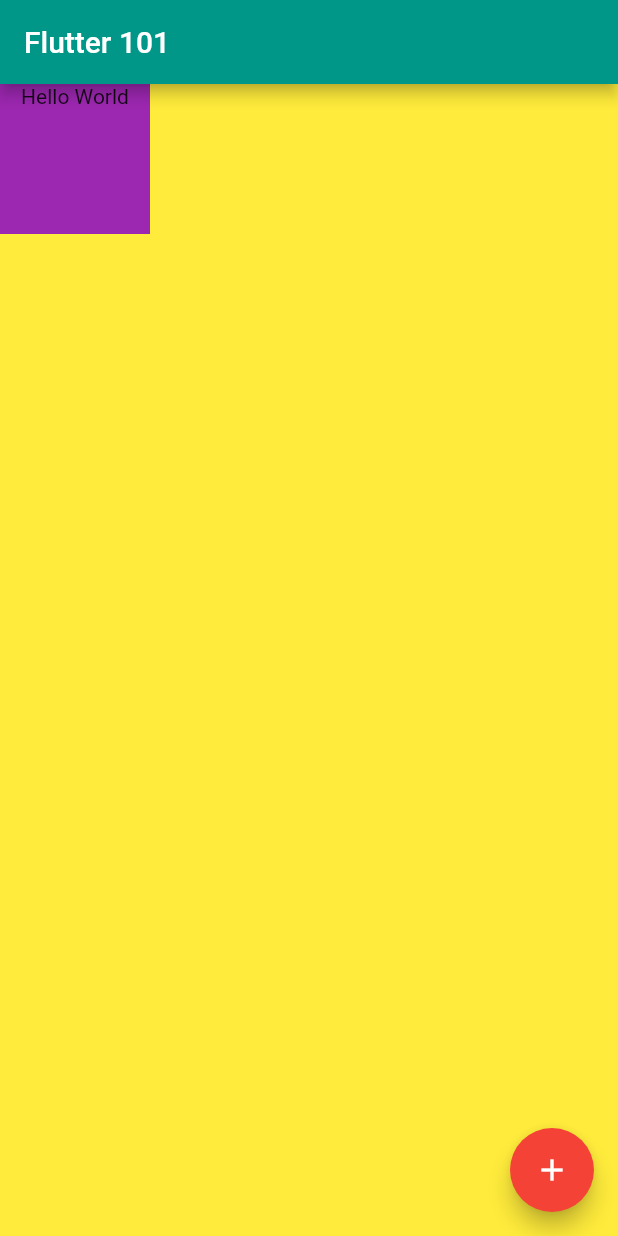
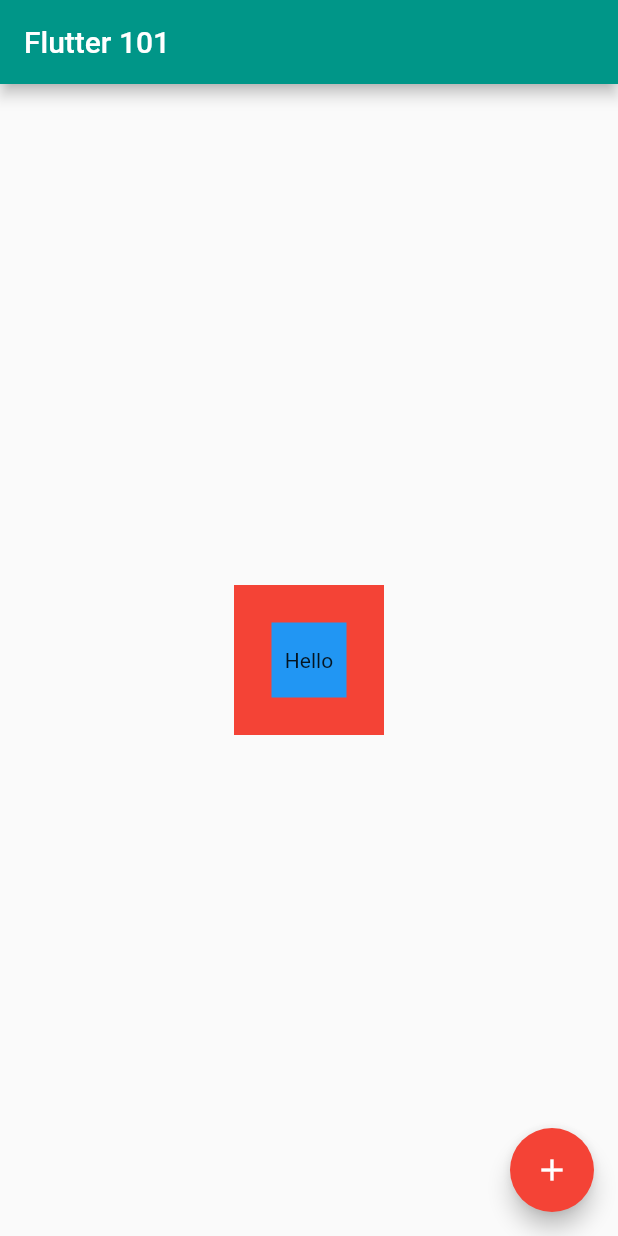
Before and after one commit to ademhatay/flutter-101, a Flutter app: the screen it shows after launch, on a phone screen of 412 x 824 dp. Run offline on Flutter 3.47's test engine with Material 2 defaults, Android fonts, the phone set to English and light mode, and no system bars.

Commit message:
margin & padding

```diff
--- a/lib/main.dart
+++ b/lib/main.dart
@@ -13,20 +13,22 @@ class MyApp extends StatelessWidget {
       theme: ThemeData(primarySwatch: Colors.teal),
       debugShowCheckedModeBanner: false,
       home: Scaffold(
-        backgroundColor: Colors.yellow,
         appBar: AppBar(
           title: const Text('Flutter 101'),
         ),
-        body: Container(
-          // alignment: const Alignment(0, 0),
-          // alignment: Alignment.center,
-          color: Colors.purple,
-          constraints: const BoxConstraints(
-              minWidth: 100, minHeight: 100, maxHeight: 200, maxWidth: 200),
-          child: const Text(
-            'Hello World',
-            textAlign: TextAlign.center,
-          ),
+        body: Center(
+          child: Container(
+              width: 100,
+              height: 100,
+              color: Colors.red,
+              alignment: Alignment.center,
+              child: Container(
+                width: 50,
+                height: 50,
+                color: Colors.blue,
+                alignment: Alignment.center,
+                child: const Text('Hello'),
+              )),
         ),
         floatingActionButton: FloatingActionButton(
           onPressed: () {
```
